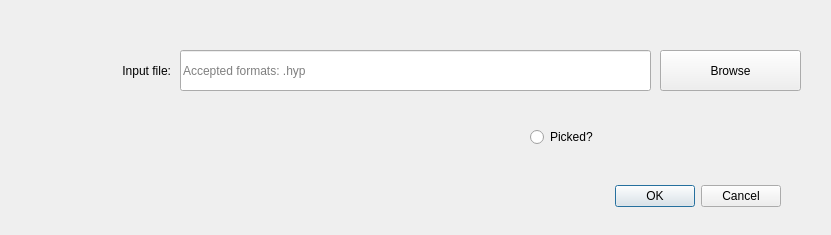
The window that ui_files/local_input_dialogue.ui (faquirsun/pysplit) describes before a commit, drawn with Qt 5.
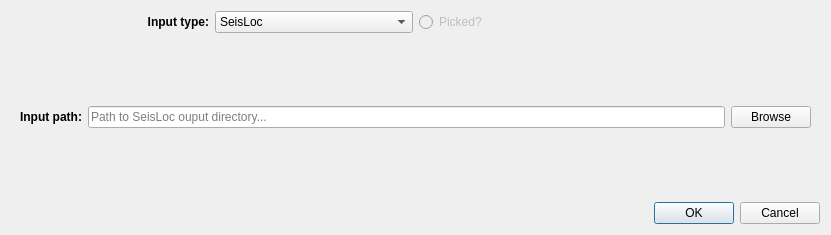
The same window after the commit. The open tabs and pages were chosen to show the change.

Patch:
```diff
--- a/ui_files/local_input_dialogue.ui
+++ b/ui_files/local_input_dialogue.ui
@@ -13,15 +13,25 @@
   <property name="windowTitle">
    <string>Dialog</string>
   </property>
+  <layout class="QGridLayout" name="gridLayout">
+   <item row="0" column="0">
+    <widget class="QLabel" name="label_2">
+     <property name="font">
+      <font>
+       <weight>75</weight>
+       <bold>true</bold>
+      </font>
+     </property>
+     <property name="text">
+      <string>Input type:</string>
+     </property>
+     <property name="alignment">
+      <set>Qt::AlignRight|Qt::AlignTrailing|Qt::AlignVCenter</set>
+     </property>
+    </widget>
+   </item>
+   <item row="4" column="2" colspan="2">
   <widget class="QDialogButtonBox" name="buttonBox">
-   <property name="geometry">
-    <rect>
-     <x>440</x>
-     <y>180</y>
-     <width>341</width>
-     <height>32</height>
-    </rect>
-   </property>
    <property name="orientation">
     <enum>Qt::Horizontal</enum>
    </property>
@@ -29,14 +39,62 @@
     <set>QDialogButtonBox::Cancel|QDialogButtonBox::Ok</set>
    </property>
   </widget>
+   </item>
+   <item row="0" column="2">
+    <widget class="QRadioButton" name="picked_Radio">
+     <property name="enabled">
+      <bool>false</bool>
+     </property>
+     <property name="text">
+      <string>Picked?</string>
+     </property>
+    </widget>
+   </item>
+   <item row="0" column="1">
+    <widget class="QComboBox" name="inputType">
+     <item>
+      <property name="text">
+       <string>SeisLoc</string>
+      </property>
+     </item>
+     <item>
+      <property name="text">
+       <string>.hyp file</string>
+      </property>
+     </item>
+     <item>
+      <property name="text">
+       <string>IRIS</string>
+      </property>
+     </item>
+    </widget>
+   </item>
+   <item row="1" column="0" colspan="4">
+    <widget class="QStackedWidget" name="inputBox">
+     <property name="enabled">
+      <bool>true</bool>
+     </property>
+     <property name="frameShadow">
+      <enum>QFrame::Raised</enum>
+     </property>
+     <property name="currentIndex">
+      <number>0</number>
+     </property>
+     <widget class="QWidget" name="page">
+      <property name="enabled">
+       <bool>true</bool>
+      </property>
+      <layout class="QGridLayout" name="gridLayout_2">
+       <item row="0" column="0">
   <widget class="QLabel" name="label">
-   <property name="geometry">
-    <rect>
-     <x>-20</x>
-     <y>40</y>
-     <width>191</width>
-     <height>61</height>
-    </rect>
+         <property name="enabled">
+          <bool>true</bool>
+         </property>
+         <property name="font">
+          <font>
+           <weight>75</weight>
+           <bold>true</bold>
+          </font>
    </property>
    <property name="text">
     <string>Input file:</string>
@@ -45,46 +103,84 @@
     <set>Qt::AlignRight|Qt::AlignTrailing|Qt::AlignVCenter</set>
    </property>
   </widget>
+       </item>
+       <item row="0" column="1">
   <widget class="QLineEdit" name="inpBox">
-   <property name="geometry">
-    <rect>
-     <x>180</x>
-     <y>50</y>
-     <width>471</width>
-     <height>41</height>
-    </rect>
+         <property name="enabled">
+          <bool>true</bool>
    </property>
    <property name="placeholderText">
-    <string>Accepted formats: .hyp</string>
-   </property>
-  </widget>
+          <string>Accepted formats: .hyp, IRIS</string>
+         </property>
+        </widget>
+       </item>
+       <item row="0" column="2">
   <widget class="QPushButton" name="inpButton">
-   <property name="geometry">
-    <rect>
-     <x>660</x>
-     <y>50</y>
-     <width>141</width>
-     <height>41</height>
-    </rect>
+         <property name="enabled">
+          <bool>true</bool>
    </property>
    <property name="text">
     <string>Browse</string>
    </property>
   </widget>
-  <widget class="QRadioButton" name="picked_Radio">
-   <property name="geometry">
-    <rect>
-     <x>530</x>
-     <y>120</y>
-     <width>140</width>
-     <height>34</height>
-    </rect>
-   </property>
+       </item>
+      </layout>
+     </widget>
+     <widget class="QWidget" name="page_2">
+      <layout class="QGridLayout" name="gridLayout_3">
+       <item row="0" column="0">
+        <widget class="QLabel" name="label_3">
+         <property name="enabled">
+          <bool>true</bool>
+         </property>
+         <property name="font">
+          <font>
+           <weight>75</weight>
+           <bold>true</bold>
+          </font>
+         </property>
    <property name="text">
-    <string>Picked?</string>
-   </property>
-  </widget>
- </widget>
+          <string>Input path:</string>
+         </property>
+         <property name="alignment">
+          <set>Qt::AlignRight|Qt::AlignTrailing|Qt::AlignVCenter</set>
+         </property>
+        </widget>
+       </item>
+       <item row="0" column="1">
+        <widget class="QLineEdit" name="inpBox_2">
+         <property name="enabled">
+          <bool>true</bool>
+         </property>
+         <property name="placeholderText">
+          <string>Path to SeisLoc ouput directory...</string>
+         </property>
+        </widget>
+       </item>
+       <item row="0" column="2">
+        <widget class="QPushButton" name="inpButton_2">
+         <property name="enabled">
+          <bool>true</bool>
+         </property>
+         <property name="text">
+          <string>Browse</string>
+         </property>
+        </widget>
+       </item>
+      </layout>
+     </widget>
+    </widget>
+   </item>
+  </layout>
+ </widget>
+ <tabstops>
+  <tabstop>inputType</tabstop>
+  <tabstop>picked_Radio</tabstop>
+  <tabstop>inpBox_2</tabstop>
+  <tabstop>inpButton_2</tabstop>
+  <tabstop>inpBox</tabstop>
+  <tabstop>inpButton</tabstop>
+ </tabstops>
  <resources/>
  <connections/>
 </ui>
```
Lines whose indentation alone changed are shown as unchanged.
